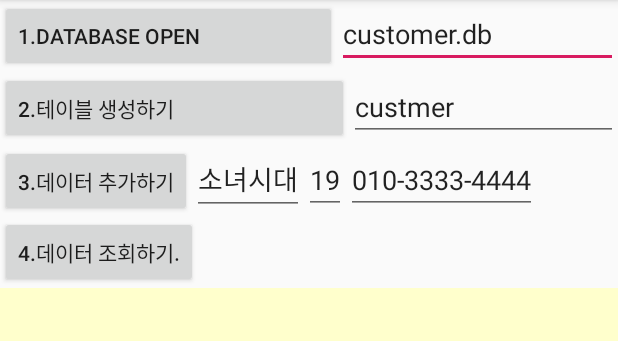
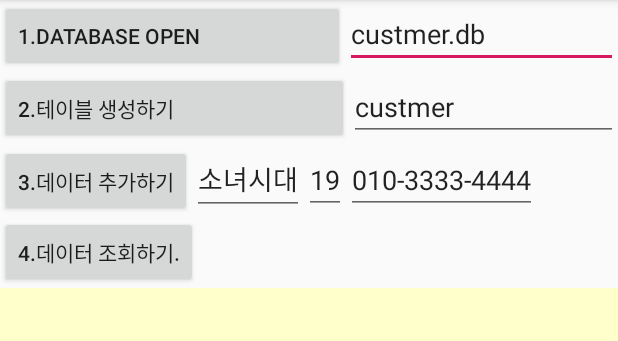
Before and after one commit to sinaburokim8725/Total, an Android app: the Db01Activity screen opened directly, with no data from a screen before it, on a phone screen of 412 x 824 dp, the part 84-425 px from its top. Run offline under Robolectric (Android 15) with nearby library versions, the phone set to English and light mode, and no system bars.

Commit message:
공부하면서 해봤습니다.

```diff
--- a/app/src/main/res/layout/activity_db01.xml
+++ b/app/src/main/res/layout/activity_db01.xml
@@ -23,7 +23,7 @@
             android:layout_height="wrap_content"
             android:id="@+id/edit_dbName"
             android:inputType="textPersonName"
-            android:text="customer.db"
+            android:text="custmer.db"
             android:layout_weight="1"/>
 
     </LinearLayout>
```
Also changed, not shown: app/src/main/java/org/familly/train/api/db/Db01Activity.java (+14 -0 lines).
